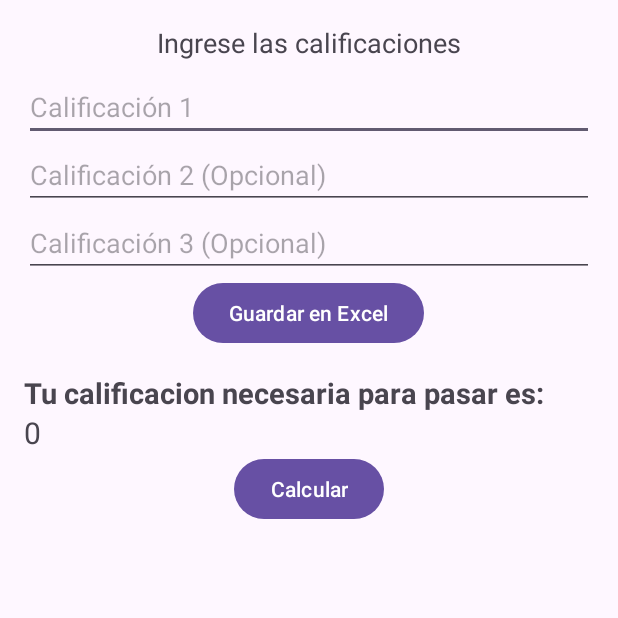
After one commit to Marcelo935/AcademTracker, an Android app: the ExcelActivity screen opened directly, with no data from a screen before it, on a phone screen of 412 x 824 dp, the top half of it. The commit adds this screen. Run offline under Robolectric (Android 15) with nearby library versions, the phone set to English and light mode, and no system bars; libraries missing offline, so code that uses them is left out: org.apache.poi; Roboto replaces fonts that are not available here.

Commit message:
Implementacion de la funcionalidad de registro de calificaciones en excel y algoritmo de prediccion de calificaciones

```diff
--- a/app/build.gradle.kts
+++ b/app/build.gradle.kts
@@ -9,7 +9,7 @@ android {
 
     defaultConfig {
         applicationId = "com.example.academtracker"
-        minSdk = 24
+        minSdk = 26
         targetSdk = 34
         versionCode = 1
         versionName = "1.0"
@@ -54,4 +54,6 @@ dependencies {
     implementation("com.google.firebase:firebase-storage:21.0.0")
     implementation ("com.squareup.picasso:picasso:2.71828")
     implementation("com.journeyapps:zxing-android-embedded:4.1.0")
+    implementation("org.apache.poi:poi:5.2.3")
+    implementation("org.apache.poi:poi-ooxml:5.2.3")
 }
--- /dev/null
+++ b/app/src/main/res/layout/activity_excel.xml
@@ -0,0 +1,67 @@
+<LinearLayout xmlns:android="http://schemas.android.com/apk/res/android"
+    android:layout_width="match_parent"
+    android:layout_height="match_parent"
+    android:orientation="vertical"
+    android:padding="16dp">
+
+    <TextView
+        android:layout_width="wrap_content"
+        android:layout_height="wrap_content"
+        android:text="Ingrese las calificaciones"
+        android:textSize="18sp"
+        android:layout_gravity="center_horizontal"
+        android:paddingBottom="8dp"/>
+
+    <!-- EditTexts para las calificaciones -->
+    <EditText
+        android:id="@+id/grade1"
+        android:layout_width="match_parent"
+        android:layout_height="wrap_content"
+        android:hint="Calificación 1"
+        android:inputType="numberDecimal"/>
+
+    <EditText
+        android:id="@+id/grade2"
+        android:layout_width="match_parent"
+        android:layout_height="wrap_content"
+        android:hint="Calificación 2 (Opcional)"
+        android:inputType="numberDecimal"/>
+
+    <EditText
+        android:id="@+id/grade3"
+        android:layout_width="match_parent"
+        android:layout_height="wrap_content"
+        android:hint="Calificación 3 (Opcional)"
+        android:inputType="numberDecimal"/>
+
+    <!-- Botón para guardar en Excel -->
+    <Button
+        android:id="@+id/saveButton"
+        android:layout_width="wrap_content"
+        android:layout_height="wrap_content"
+        android:text="Guardar en Excel"
+        android:layout_gravity="center_horizontal"/>
+
+    <TextView
+        android:layout_width="match_parent"
+        android:layout_height="wrap_content"
+        android:layout_marginTop="16dp"
+        android:text="Tu calificacion necesaria para pasar es: "
+        android:textSize="19sp"
+        android:textStyle="bold"/>
+
+    <TextView
+        android:id="@+id/txt_calificacion"
+        android:layout_width="match_parent"
+        android:layout_height="wrap_content"
+        android:textSize="20sp"
+        android:text="0"/>
+
+    <Button
+        android:id="@+id/calculate_btn"
+        android:layout_width="wrap_content"
+        android:layout_height="wrap_content"
+        android:text="Calcular"
+        android:layout_gravity="center_horizontal"/>
+
+</LinearLayout>
```
Also changed, not shown: app/src/main/AndroidManifest.xml (+16 -3 lines), app/src/main/java/com/example/academtracker/NFCAlumno1Activity.java (added, +157 -0 lines), app/src/main/java/com/example/academtracker/NFCAlumno2Activity.java (added, +157 -0 lines), app/src/main/java/com/example/academtracker/UsuarioAvanzado/ExcelActivity.java (added, +158 -0 lines), app/src/main/java/com/example/academtracker/UsuarioAvanzado/PerfilSecretariasActivity.java (+12 -0 lines), app/src/main/res/layout/activity_nfcalumno1.xml (added, +53 -0 lines), app/src/main/res/layout/activity_nfcalumno2.xml (added, +53 -0 lines), app/src/main/res/layout/activity_perfil_secretarias.xml (+11 -0 lines).
